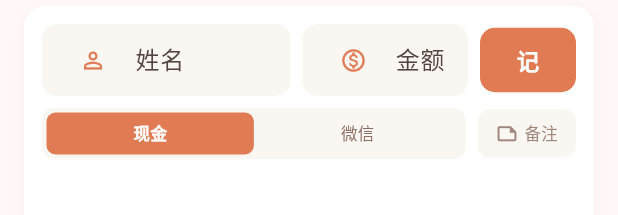
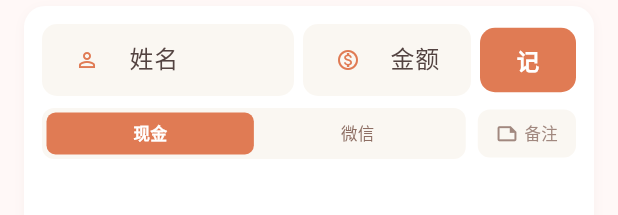
Before and after one commit to huise513/gift_record, a Flutter app: the _AddGiftForm widget shown alone on an empty page, opened directly with empty values, on a phone screen of 412 x 824 dp. Shown: the top 215 px of the screen. Run offline on Flutter 3.47's test engine with Material 3 defaults, Android fonts, the phone set to English and light mode, and no system bars; our stand-ins replace share_plus, sqflite; missing offline and left inert: excel, image_gallery_saver_plus; accounts and stored records are empty; Roboto replaces fonts that are missing (Microsoft YaHei).

Commit message:
fix: 主页快速录入区减小边距+图标+添加金额格式化

```diff
--- a/lib/screens/home_screen.dart
+++ b/lib/screens/home_screen.dart
@@ -466,7 +466,7 @@ class _AddGiftFormState extends State<_AddGiftForm> {
               Expanded(
                 flex: 3,
                 child: Container(
-                  padding: const EdgeInsets.symmetric(horizontal: 10),
+                  padding: const EdgeInsets.symmetric(horizontal: 6),
                   decoration: BoxDecoration(
                     color: const Color(0xFFFAF7F2),
                     borderRadius: BorderRadius.circular(10),
@@ -475,19 +475,20 @@ class _AddGiftFormState extends State<_AddGiftForm> {
                     controller: _nameController,
                     decoration: const InputDecoration(
                       hintText: '姓名',
-                      prefixIcon: Icon(Icons.person_outline, color: Color(0xFFE07B54), size: 18),
+                      prefixIcon: Icon(Icons.person_outline, color: Color(0xFFE07B54), size: 16),
                       border: InputBorder.none,
-                      contentPadding: EdgeInsets.symmetric(vertical: 11),
+                      isDense: true,
+                      contentPadding: EdgeInsets.symmetric(vertical: 10),
                     ),
                     textInputAction: TextInputAction.next,
                   ),
                 ),
               ),
-              const SizedBox(width: 8),
+              const SizedBox(width: 6),
               Expanded(
                 flex: 2,
                 child: Container(
-                  padding: const EdgeInsets.symmetric(horizontal: 10),
+                  padding: const EdgeInsets.symmetric(horizontal: 6),
                   decoration: BoxDecoration(
                     color: const Color(0xFFFAF7F2),
                     borderRadius: BorderRadius.circular(10),
@@ -496,17 +497,19 @@ class _AddGiftFormState extends State<_AddGiftForm> {
                     controller: _amountController,
                     decoration: const InputDecoration(
                       hintText: '金额',
-                      prefixIcon: Icon(Icons.monetization_on_outlined, color: Color(0xFFE07B54), size: 18),
+                      prefixIcon: Icon(Icons.monetization_on_outlined, color: Color(0xFFE07B54), size: 16),
                       border: InputBorder.none,
-                      contentPadding: EdgeInsets.symmetric(vertical: 11),
+                      isDense: true,
+                      contentPadding: EdgeInsets.symmetric(vertical: 10),
                     ),
-                    keyboardType: TextInputType.number,
+                    keyboardType: const TextInputType.numberWithOptions(decimal: true),
+                    inputFormatters: [DecimalAmountInputFormatter()],
                     textInputAction: TextInputAction.done,
                     onSubmitted: (_) => _submit(),
                   ),
                 ),
               ),
-              const SizedBox(width: 8),
+              const SizedBox(width: 6),
               ElevatedButton(
                 onPressed: _submit,
                 style: ElevatedButton.styleFrom(
```
